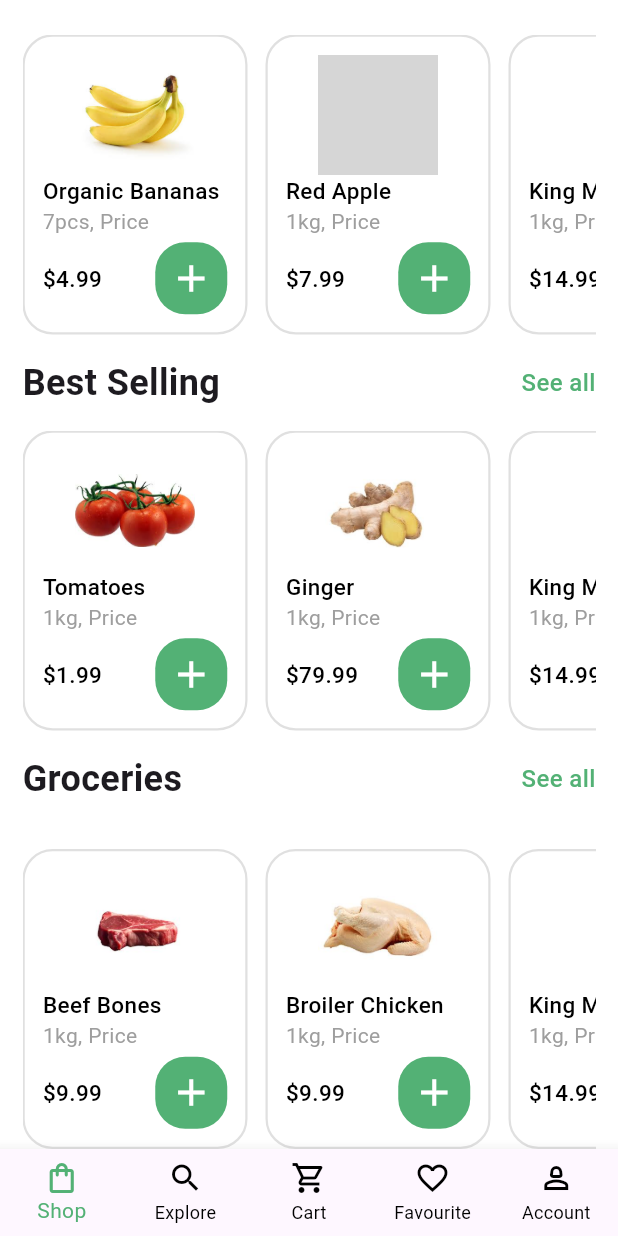
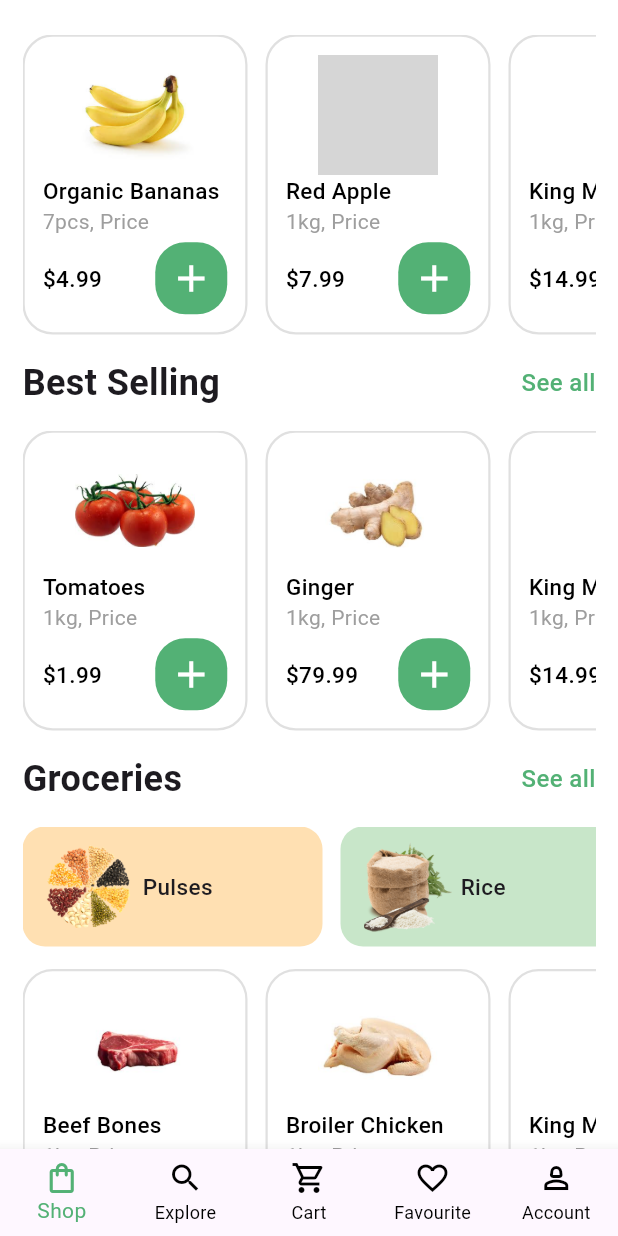
Before and after one commit to Mubashir-Jaweed/GroceriesAppUI-Flutter, a Flutter app: the screen it shows after launch, scrolled down 312 dp, on a phone screen of 412 x 824 dp. Run offline on Flutter 3.47's test engine with Material 3 defaults, Android fonts, the phone set to English and light mode, and no system bars; grey boxes are pictures that could not be loaded.

Commit message:
Product Details Screen Completed

```diff
--- /dev/null
+++ b/lib/components/grocery_tabs.dart
@@ -0,0 +1,64 @@
+import 'package:flutter/material.dart';
+
+class GroceryTabs extends StatelessWidget {
+  const GroceryTabs({super.key});
+
+  @override
+  Widget build(BuildContext context) {
+    return Container(
+      width: MediaQuery.of(context).size.width,
+      height: 80,
+      child: SingleChildScrollView(
+        scrollDirection: Axis.horizontal,
+        child: Row(
+          children: [
+            Container(
+              width: 200,
+              height: 80,
+              margin: EdgeInsets.only(right: 12),
+              padding: EdgeInsets.all(10),
+              decoration: BoxDecoration(
+                  color: Colors.orange[100],
+                  borderRadius: BorderRadius.circular(15)),
+              child: Row(
+                children: [
+                  Image.asset(
+                    'images/pulses.png',
+                    height: 70,
+                    width: 70,
+                  ),
+                  Text(
+                    'Pulses',
+                    style: TextStyle(fontSize: 15, fontWeight: FontWeight.w500),
+                  )
+                ],
+              ),
+            ),
+            Container(
+              width: 200,
+              height: 80,
+              margin: EdgeInsets.only(right: 12),
+              padding: EdgeInsets.all(10),
+              decoration: BoxDecoration(
+                  color: Colors.green[100],
+                  borderRadius: BorderRadius.circular(15)),
+              child: Row(
+                children: [
+                  Image.asset(
+                    'images/rice.png',
+                    height: 70,
+                    width: 70,
+                  ),
+                  Text(
+                    'Rice',
+                    style: TextStyle(fontSize: 15, fontWeight: FontWeight.w500),
+                  )
+                ],
+              ),
+            ),
+          ],
+        ),
+      ),
+    );
+  }
+}
--- a/lib/main.dart
+++ b/lib/main.dart
@@ -4,6 +4,7 @@ import 'package:myapp/screens/cart.dart';
 import 'package:myapp/screens/explore.dart';
 import 'package:myapp/screens/favourite.dart';
 import 'package:myapp/screens/shop.dart';
+import 'package:myapp/sub_screens/product_details.dart';
 
 void main() => runApp(const MyApp());
 
--- a/lib/screens/shop.dart
+++ b/lib/screens/shop.dart
@@ -1,4 +1,6 @@
 import 'package:flutter/material.dart';
+import 'package:myapp/components/grocery_tabs.dart';
+import 'package:myapp/sub_screens/product_details.dart';
 
 class shop extends StatefulWidget {
   const shop({super.key});
@@ -189,6 +191,7 @@ class _shopState extends State<shop> {
                 SizedBox(
                   height: 15,
                 ),
+
                 Container(
                   width: MediaQuery.of(context).size.width,
                   child: const Row(
@@ -227,10 +230,19 @@ class _shopState extends State<shop> {
                     child: Row(
                       children: data['exclusive_Offer'].map<Widget>(
                         (item) {
-                          return Container(
+                          return GestureDetector(
+                            onTap: () {
+                              Navigator.push(
+                                  context,
+                                  MaterialPageRoute(
+                                      builder: (context) => ProductDetails(
+                                            item: item,
+                                          )));
+                            },
+                            child: Container(
                               height: 200,
                               width: 150,
-                            margin: EdgeInsets.only(
+                              margin: const EdgeInsets.only(
                                 right: 12,
                               ),
                               padding: EdgeInsets.all(12),
@@ -242,11 +254,13 @@ class _shopState extends State<shop> {
                                 borderRadius: BorderRadius.circular(20),
                               ),
                               child: Column(
-                              mainAxisAlignment: MainAxisAlignment.spaceBetween,
+                                mainAxisAlignment:
+                                    MainAxisAlignment.spaceBetween,
                                 crossAxisAlignment: CrossAxisAlignment.start,
                                 children: [
                                   Column(
-                                  crossAxisAlignment: CrossAxisAlignment.start,
+                                    crossAxisAlignment:
+                                        CrossAxisAlignment.start,
                                     children: [
                                       Center(
                                         child: Image.asset(
@@ -274,7 +288,8 @@ class _shopState extends State<shop> {
                                   Row(
                                     mainAxisAlignment:
                                         MainAxisAlignment.spaceBetween,
-                                  crossAxisAlignment: CrossAxisAlignment.center,
+                                    crossAxisAlignment:
+                                        CrossAxisAlignment.center,
                                     children: [
                                       Text(
                                         '\$${item['price']}',
@@ -298,6 +313,7 @@ class _shopState extends State<shop> {
                                     ],
                                   )
                                 ],
+                              ),
                             ),
                           );
                         },
@@ -348,7 +364,16 @@ class _shopState extends State<shop> {
                     child: Row(
                       children: data['best_selling'].map<Widget>(
                         (item) {
-                          return Container(
+                          return GestureDetector(
+                            onTap: () {
+                              Navigator.push(
+                                  context,
+                                  MaterialPageRoute(
+                                      builder: (context) => ProductDetails(
+                                            item: item,
+                                          )));
+                            },
+                            child: Container(
                               height: 200,
                               width: 150,
                               margin: EdgeInsets.only(
@@ -363,11 +388,13 @@ class _shopState extends State<shop> {
                                 borderRadius: BorderRadius.circular(20),
                               ),
                               child: Column(
-                              mainAxisAlignment: MainAxisAlignment.spaceBetween,
+                                mainAxisAlignment:
+                                    MainAxisAlignment.spaceBetween,
                                 crossAxisAlignment: CrossAxisAlignment.start,
                                 children: [
                                   Column(
-                                  crossAxisAlignment: CrossAxisAlignment.start,
+                                    crossAxisAlignment:
+                                        CrossAxisAlignment.start,
                                     children: [
                                       Center(
                                         child: Image.asset(
@@ -395,7 +422,8 @@ class _shopState extends State<shop> {
                                   Row(
                                     mainAxisAlignment:
                                         MainAxisAlignment.spaceBetween,
-                                  crossAxisAlignment: CrossAxisAlignment.center,
+                                    crossAxisAlignment:
+                                        CrossAxisAlignment.center,
                                     children: [
                                       Text(
                                         '\$${item['price']}',
@@ -419,6 +447,7 @@ class _shopState extends State<shop> {
                                     ],
                                   )
                                 ],
+                              ),
                             ),
                           );
                         },
@@ -458,14 +487,13 @@ class _shopState extends State<shop> {
                 SizedBox(
                   height: 15,
                 ),
-
-//
-
+                //..............  grocery tab Component
+                GroceryTabs(),
                 SizedBox(
                   height: 15,
                 ),
 
-                //  Groceries Map
+                //................  Groceries Map
 
                 Container(
                   height: 200,
@@ -475,7 +503,16 @@ class _shopState extends State<shop> {
                     child: Row(
                       children: data['groceries']['products'].map<Widget>(
                         (item) {
-                          return Container(
+                          return GestureDetector(
+                            onTap: () {
+                              Navigator.push(
+                                  context,
+                                  MaterialPageRoute(
+                                      builder: (context) => ProductDetails(
+                                            item: item,
+                                          )));
+                            },
+                            child: Container(
                               height: 200,
                               width: 150,
                               margin: EdgeInsets.only(
@@ -490,11 +527,13 @@ class _shopState extends State<shop> {
                                 borderRadius: BorderRadius.circular(20),
                               ),
                               child: Column(
-                              mainAxisAlignment: MainAxisAlignment.spaceBetween,
+                                mainAxisAlignment:
+                                    MainAxisAlignment.spaceBetween,
                                 crossAxisAlignment: CrossAxisAlignment.start,
                                 children: [
                                   Column(
-                                  crossAxisAlignment: CrossAxisAlignment.start,
+                                    crossAxisAlignment:
+                                        CrossAxisAlignment.start,
                                     children: [
                                       Center(
                                         child: Image.asset(
@@ -522,7 +561,8 @@ class _shopState extends State<shop> {
                                   Row(
                                     mainAxisAlignment:
                                         MainAxisAlignment.spaceBetween,
-                                  crossAxisAlignment: CrossAxisAlignment.center,
+                                    crossAxisAlignment:
+                                        CrossAxisAlignment.center,
                                     children: [
                                       Text(
                                         '\$${item['price']}',
@@ -547,6 +587,7 @@ class _shopState extends State<shop> {
                                   )
                                 ],
                               ),
+                            ),
                           );
                         },
                       ).toList(),
```
Also changed, not shown: lib/sub_screens/product_details.dart (added, +333 -0 lines), images/pulses.png (added), images/rice.png (added). Lines whose indentation alone changed are shown as unchanged.
